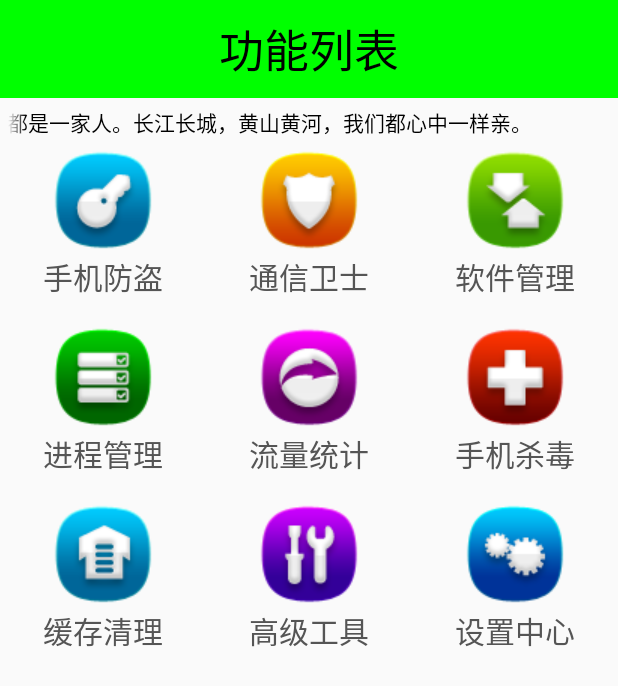
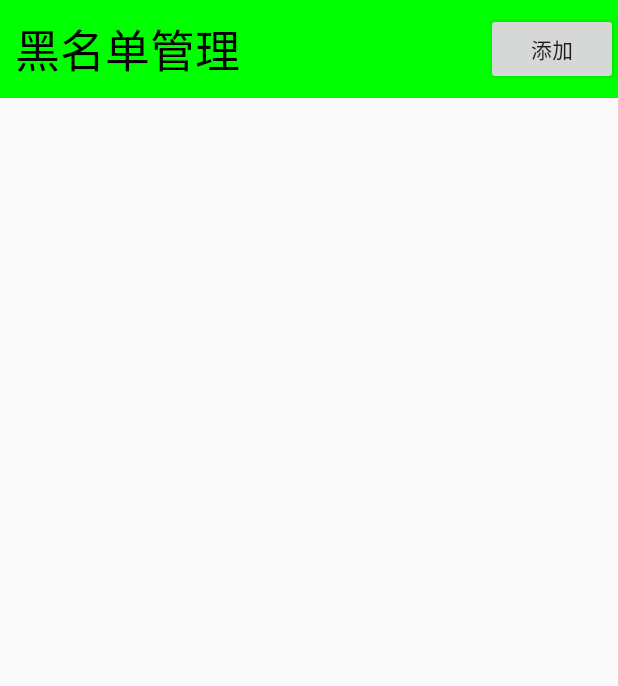
Before and after one commit to soha1018/Mobilesafe, an Android app: the screen it shows after launch (HomeActivity before the commit, BlackNumberActivity after it), after a tap on "通信卫士", on a phone screen of 412 x 824 dp. Shown: the top 686 px of the screen. Run offline under Robolectric (Android 15) with nearby library versions, the phone set to English and light mode, and no system bars; 1 other tap on this screen came first.

```diff
--- /dev/null
+++ b/app/src/main/java/com/itsoha/mobilesafe/Activity/BlackNumberActivity.java
@@ -0,0 +1,20 @@
+package com.itsoha.mobilesafe.Activity;
+
+import android.os.Bundle;
+import android.support.annotation.Nullable;
+import android.support.v7.app.AppCompatActivity;
+
+import com.itsoha.mobilesafe.R;
+
+/**
+ * 通信卫士的界面---黑名单
+ * Created by Administrator on 2017/3/23.
+ */
+
+public class BlackNumberActivity extends AppCompatActivity{
+    @Override
+    protected void onCreate(@Nullable Bundle savedInstanceState) {
+        super.onCreate(savedInstanceState);
+        setContentView(R.layout.activity_blacknumber);
+    }
+}
--- a/app/src/main/java/com/itsoha/mobilesafe/Activity/HomeActivity.java
+++ b/app/src/main/java/com/itsoha/mobilesafe/Activity/HomeActivity.java
@@ -66,6 +66,10 @@ public class HomeActivity extends Activity {
                     case 0:
                         //手机防盗的界面
                         showDialog();
+                        break;
+                    case 1:
+                        //通信卫士的界面
+                        startActivity(new Intent(getApplicationContext(),BlackNumberActivity.class));
                         break;
                     case 7:
                         //高级工具的界面
--- a/app/src/main/java/com/itsoha/mobilesafe/Utils/IsServiceRunning.java
+++ b/app/src/main/java/com/itsoha/mobilesafe/Utils/IsServiceRunning.java
@@ -20,7 +20,7 @@ public class IsServiceRunning {
     public static boolean getServiceState(Context context,String serviceName){
 
         ActivityManager activityManager = (ActivityManager) context.getSystemService(Context.ACTIVITY_SERVICE);
-        List<ActivityManager.RunningServiceInfo> runningServices = activityManager.getRunningServices(100);
+        List<ActivityManager.RunningServiceInfo> runningServices = activityManager.getRunningServices(300);
 
         for (ActivityManager.RunningServiceInfo info:runningServices
         ){
--- /dev/null
+++ b/app/src/main/res/layout/activity_blacknumber.xml
@@ -0,0 +1,26 @@
+<?xml version="1.0" encoding="utf-8"?>
+<LinearLayout xmlns:android="http://schemas.android.com/apk/res/android"
+    android:orientation="vertical" android:layout_width="match_parent"
+    android:layout_height="match_parent">
+
+    <RelativeLayout
+        android:layout_width="match_parent"
+        android:layout_height="wrap_content">
+        <TextView
+            android:gravity="left"
+            android:text="黑名单管理"
+            style="@style/TitleStyle" />
+        <Button
+            android:layout_centerVertical="true"
+            android:layout_alignParentRight="true"
+            android:id="@+id/add_black_phone"
+            android:text="添加"
+            android:layout_width="wrap_content"
+            android:layout_height="wrap_content" />
+    </RelativeLayout>
+
+    <ListView
+        android:id="@+id/lv_black_bumber"
+        android:layout_width="match_parent"
+        android:layout_height="match_parent"></ListView>
+</LinearLayout>
```
Also changed, not shown: app/src/main/AndroidManifest.xml (+7 -3 lines), app/src/main/java/com/itsoha/mobilesafe/Activity/SettingActivity.java (+29 -1 lines), app/src/main/java/com/itsoha/mobilesafe/Service/AddressService.java (+38 -5 lines), app/src/main/java/com/itsoha/mobilesafe/Service/RocketService.java (added, +215 -0 lines), app/src/main/java/com/itsoha/mobilesafe/SqliteDb/BlackNumberOpenHelper.java (added, +25 -0 lines), app/src/main/res/drawable/rocket_view.xml (added, +9 -0 lines), app/src/main/res/layout/activity_setting.xml (+7 -0 lines), app/src/main/res/layout/rocket_background_view.xml (added, +19 -0 lines), app/src/main/res/layout/rocket_view.xml (added, +11 -0 lines), app/src/main/res/drawable/desktop_rocket_launch_1.png (added), app/src/main/res/drawable/desktop_rocket_launch_2.png (added), app/src/main/res/drawable/desktop_smoke_m.png (added), app/src/main/res/drawable/desktop_smoke_t.png (added).
